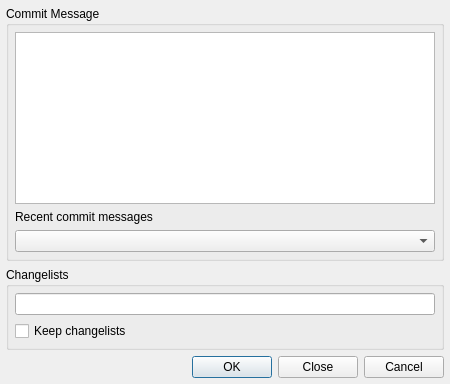
Before: the Qt Designer form Plugins/VcsPlugins/vcsSubversion/SvnCommitDialog.ui in testmana2/test, drawn with Qt 5.
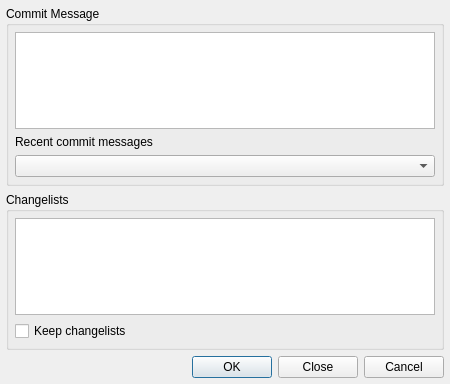
After: the same form once the commit is applied.

Commit message: Added capability to select from existing change lists and added a dialog to browse the change lists.

What changed in the file:
```diff
--- a/Plugins/VcsPlugins/vcsSubversion/SvnCommitDialog.ui
+++ b/Plugins/VcsPlugins/vcsSubversion/SvnCommitDialog.ui
@@ -60,9 +60,9 @@
      </property>
      <layout class="QVBoxLayout" name="verticalLayout_2" >
       <item>
-       <widget class="QLineEdit" name="changeListsEdit" >
-        <property name="toolTip" >
-         <string>Enter the list of changelists separated by ';'</string>
+       <widget class="QListWidget" name="changeLists">
+        <property name="toolTip">
+         <string>Select the change lists to limit the commit</string>
         </property>
        </widget>
       </item>
@@ -91,7 +91,7 @@
    </item>
   </layout>
  </widget>
- <layoutdefault spacing="6" margin="6" />
+ <layoutdefault spacing="6" margin="6"/>
  <pixmapfunction>qPixmapFromMimeSource</pixmapfunction>
  <tabstops>
   <tabstop>logEdit</tabstop>
```
Left out of the diff: 59 changed lines with no effect on the pictures. The commit also changes 37 other files.
